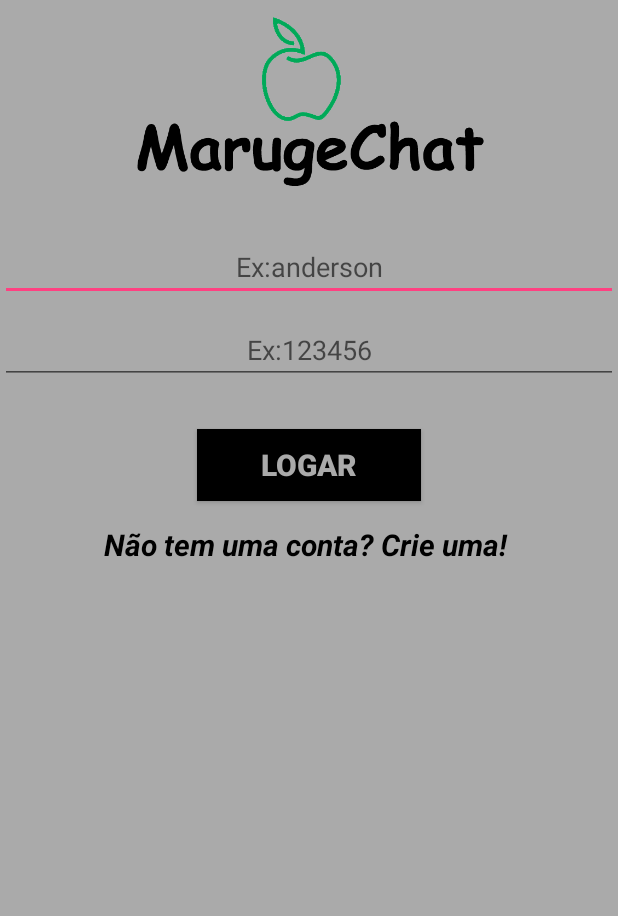
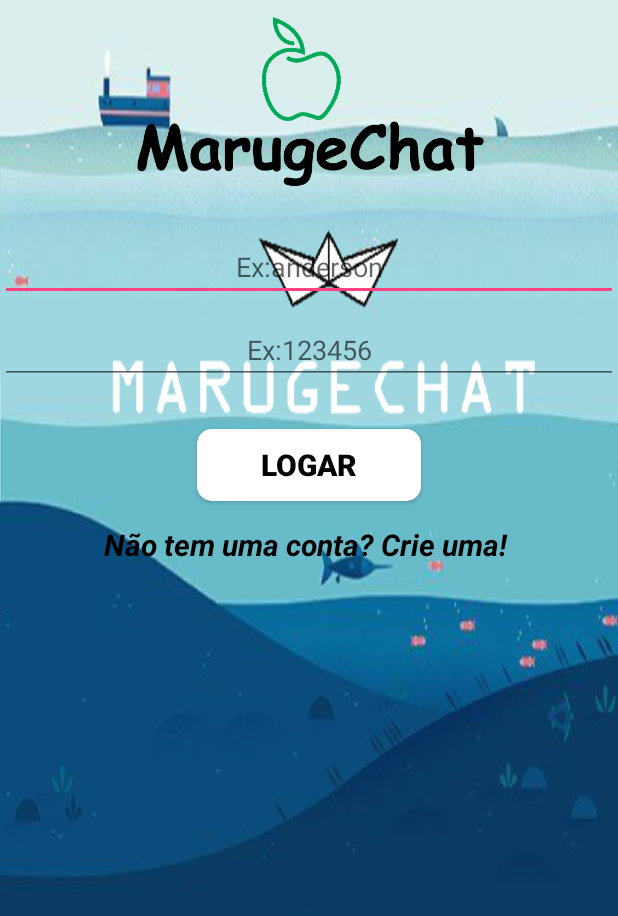
Before and after one commit to anderssom/maruge_comunicados-master-teste, an Android app: the screen it shows after launch (Login), on a phone screen of 412 x 824 dp. Shown: the top 916 px of the screen. Run offline under Robolectric (Android 15) with nearby library versions, the phone set to English and light mode, and no system bars.

Commit message:
Projeto beta_2.1

```diff
--- a/app/src/main/res/layout/activity_main.xml
+++ b/app/src/main/res/layout/activity_main.xml
@@ -2,8 +2,7 @@
 <ScrollView xmlns:android="http://schemas.android.com/apk/res/android"
     android:layout_width="match_parent"
     android:layout_height="match_parent"
-    android:background="@android:color/darker_gray">
-
+    android:background="@drawable/login">
 
 
     <LinearLayout
@@ -35,10 +34,10 @@
             android:layout_height="wrap_content"
             android:layout_marginTop="30dp"
             android:ems="10"
+            android:gravity="center"
             android:hint="Ex:anderson"
             android:inputType="textPersonName"
-            android:maxLines="1"
-            android:gravity="center" />
+            android:maxLines="1" />
         <!-- Campo da Senha do Usuario -->
         <EditText
             android:id="@+id/SenhaLogin"
@@ -46,20 +45,20 @@
             android:layout_height="wrap_content"
             android:layout_marginTop="10dp"
             android:ems="10"
+            android:gravity="center"
             android:hint="Ex:123456"
             android:inputType="numberPassword"
-            android:maxLines="1"
-            android:gravity="center" />
+            android:maxLines="1" />
         <!-- Botão Logar -->
         <Button
             android:id="@+id/btnLogar"
             android:layout_width="149dp"
             android:layout_height="wrap_content"
+            android:layout_gravity="center"
             android:layout_marginTop="30dp"
-            android:background="@android:color/black"
+            android:background="@drawable/screen_border"
             android:text="Logar"
-            android:layout_gravity="center"
-            android:textColor="@android:color/darker_gray"
+            android:textColor="@android:color/black"
             android:textSize="20dp"
             android:textStyle="bold" />
         <!-- Campo PARA CRIAR UM NOVO USUARIO -->
```
Also changed, not shown: app/src/main/java/br/com/maruge/maruge_comunicados/Configurar.java (+5 -5 lines), app/src/main/java/br/com/maruge/maruge_comunicados/Menu_Usuario.java (+4 -4 lines), app/src/main/java/br/com/maruge/maruge_comunicados/PostagemUsuario.java (+4 -4 lines), app/src/main/res/layout/activity_configurar.xml (+20 -19 lines), app/src/main/res/layout/activity_menu__usuario.xml (+13 -11 lines), app/src/main/res/layout/activity_nova_postagem.xml (+7 -7 lines), app/src/main/res/layout/activity_postagem_usuario.xml (+13 -11 lines).
